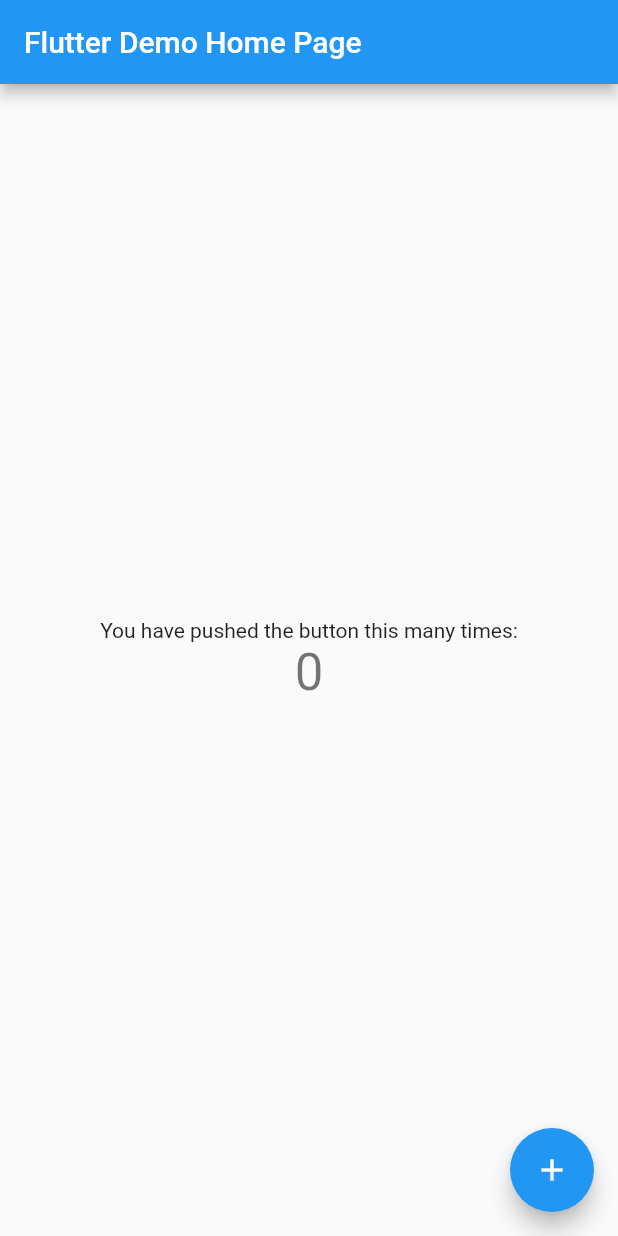
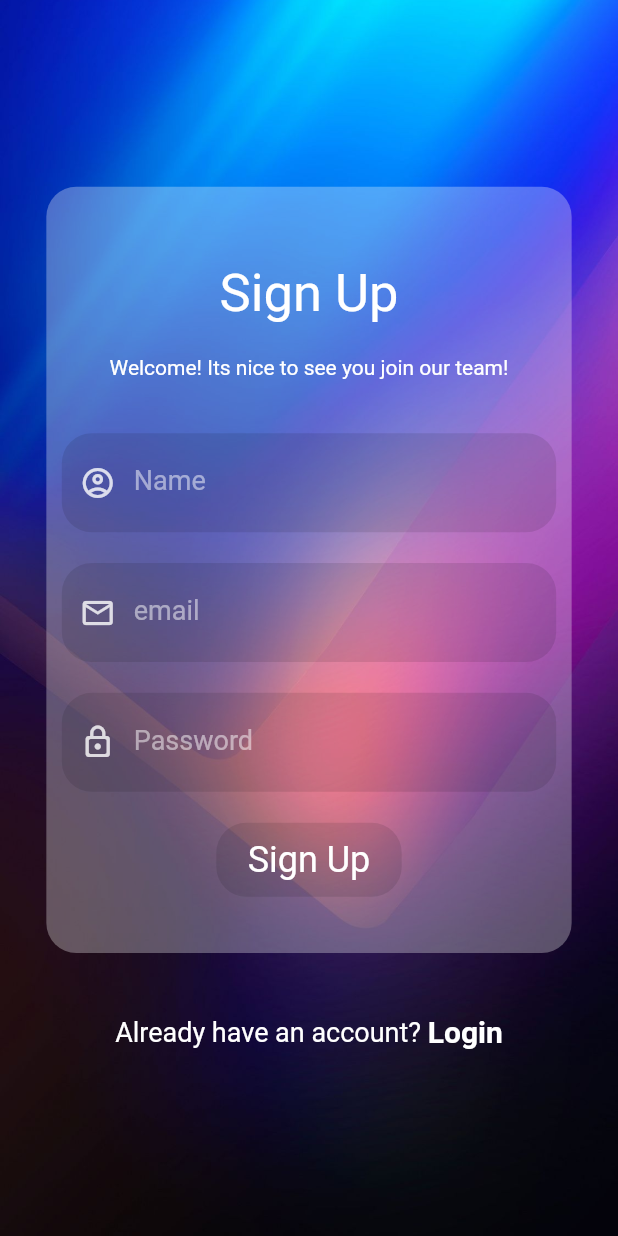
Before and after one commit to RohanDoshi21/Flutter-Task-App, a Flutter app: the screen it shows after launch, on a phone screen of 412 x 824 dp. Run offline on Flutter 3.47's test engine with Material 2 defaults, Android fonts, the phone set to English and light mode, and no system bars.

Commit message:
Sign up page ui

```diff
--- /dev/null
+++ b/lib/login.dart
@@ -0,0 +1,205 @@
+import 'package:flutter/material.dart';
+
+class SignUpPage extends StatelessWidget {
+  const SignUpPage({Key? key}) : super(key: key);
+
+  @override
+  Widget build(BuildContext context) {
+    Size size = MediaQuery.of(context).size;
+    return Scaffold(
+      body: Container(
+        decoration: const BoxDecoration(
+          image: DecorationImage(
+              image: AssetImage("assets/images/bgimage.jpg"),
+              fit: BoxFit.cover),
+        ),
+        child: Center(
+          child: Column(
+            mainAxisAlignment: MainAxisAlignment.center,
+            children: [
+              Container(
+                width: MediaQuery.of(context).size.width * 0.85,
+                height: MediaQuery.of(context).size.height * 0.62,
+                decoration: BoxDecoration(
+                  borderRadius: BorderRadius.circular(20),
+                  color: Colors.white.withOpacity(0.3),
+                ),
+                child: Padding(
+                  padding: const EdgeInsets.all(10.0),
+                  child: Column(
+                    children: [
+                      SizedBox(
+                        height: size.height * 0.05,
+                      ),
+                      const Text(
+                        "Sign Up",
+                        style: TextStyle(color: Colors.white, fontSize: 35),
+                      ),
+                      SizedBox(
+                        height: size.height * 0.025,
+                      ),
+                      const Text(
+                        "Welcome! Its nice to see you join our team!",
+                        style: TextStyle(color: Colors.white, fontSize: 14),
+                      ),
+                      SizedBox(
+                        height: size.height * 0.025,
+                      ),
+                      Padding(
+                        padding: const EdgeInsets.symmetric(vertical: 15),
+                        child: Column(
+                          mainAxisAlignment: MainAxisAlignment.spaceEvenly,
+                          children: [
+                            Container(
+                              height: size.height * 0.08,
+                              width: size.width / 1.25,
+                              alignment: Alignment.center,
+                              padding: EdgeInsets.only(right: size.width / 30),
+                              decoration: BoxDecoration(
+                                color: Colors.black.withOpacity(.1),
+                                borderRadius: BorderRadius.circular(20),
+                              ),
+                              child: TextField(
+                                style: TextStyle(
+                                  color: Colors.white.withOpacity(.9),
+                                ),
+                                keyboardType: TextInputType.text,
+                                decoration: InputDecoration(
+                                  prefixIcon: Icon(
+                                    Icons.account_circle_outlined,
+                                    color: Colors.white.withOpacity(.8),
+                                  ),
+                                  border: InputBorder.none,
+                                  hintMaxLines: 1,
+                                  hintText: "Name",
+                                  hintStyle: TextStyle(
+                                    fontSize: 18,
+                                    color: Colors.white.withOpacity(.5),
+                                  ),
+                                ),
+                              ),
+                            ),
+                            SizedBox(
+                              height: size.height * 0.025,
+                            ),
+                            Container(
+                              height: size.height * 0.08,
+                              width: size.width / 1.25,
+                              alignment: Alignment.center,
+                              padding: EdgeInsets.only(right: size.width / 30),
+                              decoration: BoxDecoration(
+                                color: Colors.black.withOpacity(.1),
+                                borderRadius: BorderRadius.circular(20),
+                              ),
+                              child: TextField(
+                                style: TextStyle(
+                                  color: Colors.white.withOpacity(.9),
+                                ),
+                                keyboardType: TextInputType.emailAddress,
+                                decoration: InputDecoration(
+                                  prefixIcon: Icon(
+                                    Icons.email_outlined,
+                                    color: Colors.white.withOpacity(.8),
+                                  ),
+                                  border: InputBorder.none,
+                                  hintMaxLines: 1,
+                                  hintText: "email",
+                                  hintStyle: TextStyle(
+                                    fontSize: 18,
+                                    color: Colors.white.withOpacity(.5),
+                                  ),
+                                ),
+                              ),
+                            ),
+                            SizedBox(
+                              height: size.height * 0.025,
+                            ),
+                            Container(
+                              height: size.height * 0.08,
+                              width: size.width / 1.25,
+                              alignment: Alignment.center,
+                              padding: EdgeInsets.only(right: size.width / 30),
+                              decoration: BoxDecoration(
+                                color: Colors.black.withOpacity(.1),
+                                borderRadius: BorderRadius.circular(20),
+                              ),
+                              child: TextField(
+                                style: TextStyle(
+                                  color: Colors.white.withOpacity(.9),
+                                ),
+                                keyboardType: TextInputType.text,
+                                obscureText: true,
+                                decoration: InputDecoration(
+                                  prefixIcon: Icon(
+                                    Icons.lock_outline_rounded,
+                                    color: Colors.white.withOpacity(.8),
+                                  ),
+                                  border: InputBorder.none,
+                                  hintMaxLines: 1,
+                                  hintText: "Password",
+                                  hintStyle: TextStyle(
+                                    fontSize: 18,
+                                    color: Colors.white.withOpacity(.5),
+                                  ),
+                                ),
+                              ),
+                            ),
+                            SizedBox(
+                              height: size.height * 0.025,
+                            ),
+                            InkWell(
+                              child: Container(
+                                height: size.height * 0.06,
+                                width: size.width * 0.30,
+                                decoration: BoxDecoration(
+                                  color: Colors.black.withOpacity(.1),
+                                  borderRadius: BorderRadius.circular(20),
+                                ),
+                                child: Center(
+                                  child: Text(
+                                    "Sign Up",
+                                    textAlign: TextAlign.center,
+                                    style: TextStyle(
+                                        color: Colors.white, fontSize: 24),
+                                  ),
+                                ),
+                              ),
+                            )
+                          ],
+                        ),
+                      ),
+                    ],
+                  ),
+                ),
+              ),
+              SizedBox(
+                height: size.height * 0.050,
+              ),
+              Row(
+                mainAxisAlignment: MainAxisAlignment.center,
+                children: [
+                  const Text(
+                    "Already have an account? ",
+                    style: TextStyle(fontSize: 18, color: Colors.white),
+                  ),
+                  InkWell(
+                    child: const Text(
+                      "Login",
+                      style: TextStyle(
+                          fontWeight: FontWeight.w600,
+                          fontSize: 20,
+                          color: Colors.white),
+                    ),
+                    onTap: () {
+                      Navigator.pop(context);
+                    },
+                  ),
+                ],
+              ),
+            ],
+          ),
+        ),
+      ),
+    );
+  }
+}
--- a/lib/main.dart
+++ b/lib/main.dart
@@ -1,4 +1,5 @@
 import 'package:flutter/material.dart';
+import 'package:flutter_task_app/login.dart';
 
 void main() {
   runApp(const MyApp());
@@ -14,53 +15,7 @@
       theme: ThemeData(
         primarySwatch: Colors.blue,
       ),
-      home: const MyHomePage(title: 'Flutter Demo Home Page'),
+      home: const SignUpPage(),
     );
   }
 }
-
-class MyHomePage extends StatefulWidget {
-  const MyHomePage({Key? key, required this.title}) : super(key: key);
-
-  final String title;
-
-  @override
-  State<MyHomePage> createState() => _MyHomePageState();
-}
-
-class _MyHomePageState extends State<MyHomePage> {
-  int _counter = 0;
-
-  void _incrementCounter() {
-    setState(() {
-      _counter++;
-    });
-  }
-
-  @override
-  Widget build(BuildContext context) {
-    return Scaffold(
-      appBar: AppBar(
-        title: Text(widget.title),
-      ),
-      body: Center(
-        child: Column(
-          mainAxisAlignment: MainAxisAlignment.center,
-          children: <Widget>[
-            const Text(
-              'You have pushed the button this many times:',
-            ),
-            Text(
-              '$_counter',
-              style: Theme.of(context).textTheme.headline4,
-            ),
-          ],
-        ),
-      ),
-      floatingActionButton: FloatingActionButton(
-          onPressed: _incrementCounter,
-          tooltip: 'Increment',
-          child: const Icon(Icons.add)),
-    );
-  }
-}
--- a/pubspec.yaml
+++ b/pubspec.yaml
@@ -58,8 +58,8 @@
   uses-material-design: true
 
   # To add assets to your application, add an assets section, like this:
-  # assets:
-  #   - images/a_dot_burr.jpeg
+  assets:
+    - assets/images/
   #   - images/a_dot_ham.jpeg
 
   # An image asset can refer to one or more resolution-specific "variants", see
```
Also changed, not shown: assets/images/bgimage.jpg (added).
